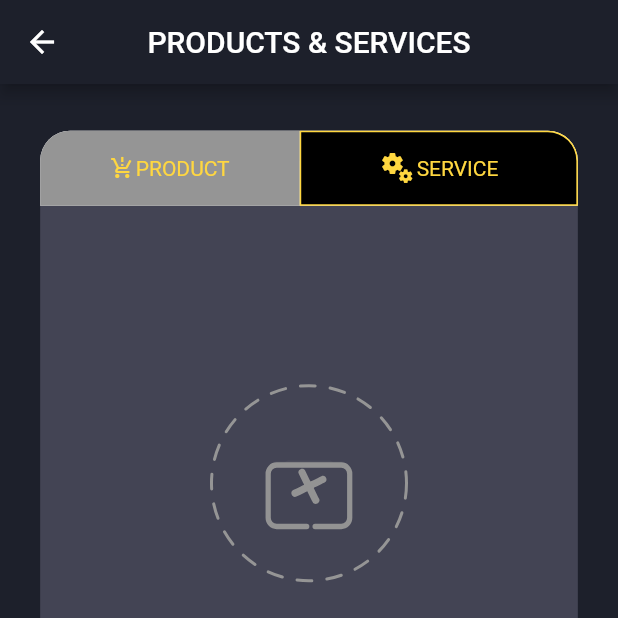
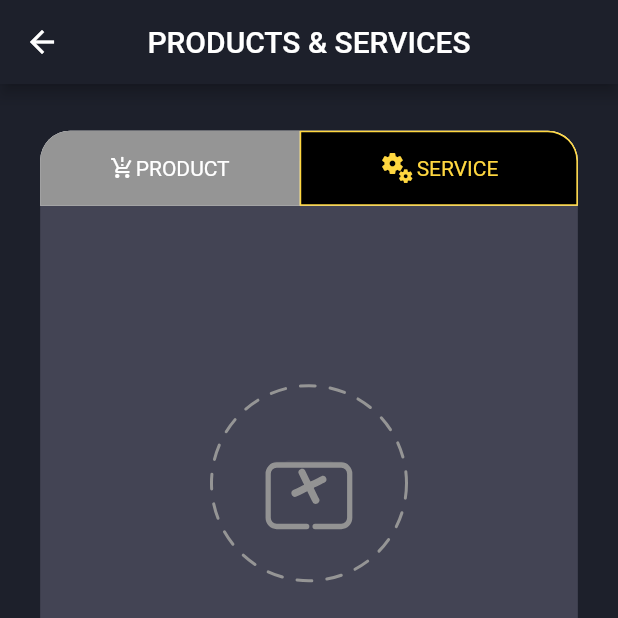
Before and after one commit to ANNASUTHA/excelledia_design, a Flutter app: the screen it shows after launch, after a tap on "SERVICE", on a phone screen of 412 x 824 dp, the top half of it. Run offline on Flutter 3.47's test engine with Material 2 defaults, Android fonts, the phone set to English and light mode, and no system bars; drawn by our look-alikes of dotted_border; our stand-ins replace fluttertoast, lottie, step_progress_indicator, syncfusion_flutter_sliders; missing offline and left inert: draggable_widget.

Commit message:
[Changes] Complete the Task

```diff
--- a/lib/view/pages/create_product_page.dart
+++ b/lib/view/pages/create_product_page.dart
@@ -1,12 +1,8 @@
-import 'dart:ui';
-
 import 'package:dotted_border/dotted_border.dart';
 import 'package:excelledia_design/view/pages/add_product_page.dart';
 import 'package:flutter/material.dart';
-import 'package:flutter_svg/svg.dart';
 import 'package:lottie/lottie.dart';
 
-import '../utils/constants.dart';
 import '../widgets/buttonWidget.dart';
 
 
@@ -148,24 +144,24 @@ Widget _textView(){
                     color: Colors.amberAccent,
                     width: 1
                 ) : null,
-                 color: selectedIndex == 0 ? Colors.black : Color(0xFF959595),
+                 color: selectedIndex == 0 ? Colors.black : const Color(0xFF959595),
                   borderRadius: const BorderRadius.only(topLeft: Radius.circular(20.0)),
               ),
               width: MediaQuery.of(context).size.width * 0.42,
               height: MediaQuery.of(context).size.height * 0.42,
               child: Row(
                 mainAxisAlignment: MainAxisAlignment.center,
-                children: const [
+                children:  [
                   Icon(Icons.production_quantity_limits_sharp,
-                    color: Colors.amberAccent,
+                    color: selectedIndex == 0 ? Colors.amberAccent : Colors.white,
                     size: 16,
                   ),
-                  SizedBox(
+                  const SizedBox(
                     width: 1,
                   ),
                   Text("PRODUCT",
                     style: TextStyle(
-                        color: Colors.amberAccent
+                        color: selectedIndex == 0 ? Colors.amberAccent : Colors.white,
                     ),
                   )
                 ],
@@ -186,8 +182,8 @@ Widget _textView(){
                     color: Colors.amberAccent,
                     width: 1
                 ) : null,
-                color: selectedIndex == 1 ? Colors.black : Color(0xFF959595)  ,
-                borderRadius: BorderRadius.only(topRight: const Radius.circular(20.0)),
+                color: selectedIndex == 1 ? Colors.black : const Color(0xFF959595)  ,
+                borderRadius: const BorderRadius.only(topRight: Radius.circular(20.0)),
               ),
               child: Row(
                 mainAxisAlignment: MainAxisAlignment.center,
```
Also changed, not shown: lib/view/pages/add_product_page.dart (+5 -25 lines).
